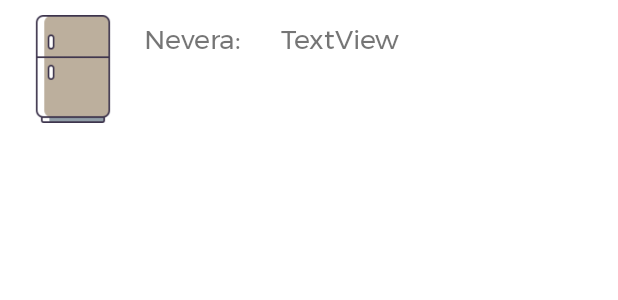
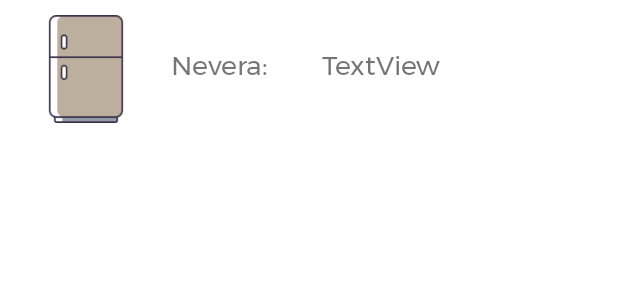
Before and after one commit to kb079/Proyecto-IoT-Android, an Android app: the layout fridges_element.xml on its own in the app's theme, with its tools: preview values and no code run, on a phone screen of 412 x 824 dp. Shown: the top 300 px of the screen. Run offline under Robolectric (Android 15) with nearby library versions, the phone set to English and light mode, and no system bars.

Commit message:
Mejoras visuales menores

```diff
--- a/app/src/main/java/com/myfridge/app/manager/fridge/ItemAdapter.java
+++ b/app/src/main/java/com/myfridge/app/manager/fridge/ItemAdapter.java
@@ -139,7 +139,7 @@ public class ItemAdapter extends RecyclerView.Adapter<ItemAdapter.ItemHolder> im
                 }
 
                 holder.binding.itemQty.setText("" + item.getQty());
-                holder.binding.group.setVisibility(View.VISIBLE);
+                //holder.binding.group.setVisibility(View.VISIBLE);
             }
         });
     }
--- a/app/src/main/res/layout/fragment_contentfridge.xml
+++ b/app/src/main/res/layout/fragment_contentfridge.xml
@@ -40,7 +40,9 @@
         android:layout_marginBottom="28dp"
         android:clickable="true"
         android:src="@drawable/escaneo_de_codigo_qr"
+        app:backgroundTint="@color/blue_primary"
         app:layout_constraintBottom_toBottomOf="parent"
-        app:layout_constraintEnd_toEndOf="parent" />
+        app:layout_constraintEnd_toEndOf="parent"
+        app:rippleColor="@color/white" />
 
 </androidx.constraintlayout.widget.ConstraintLayout>
--- a/app/src/main/res/layout/fragment_fridgelist.xml
+++ b/app/src/main/res/layout/fragment_fridgelist.xml
@@ -66,6 +66,7 @@
         android:padding="15dp"
         android:text="AÑADIR NEVERA"
         app:icon="@drawable/anyadir_icon"
+        app:rippleColor="@color/white"
         app:iconPadding="5dp"
         app:iconTint="@color/white"
         app:layout_constraintEnd_toEndOf="parent"
@@ -79,8 +80,10 @@
         android:layout_gravity="bottom|end"
         android:layout_marginEnd="28dp"
         android:layout_marginBottom="28dp"
+        app:backgroundTint="@color/blue_primary"
         app:layout_constraintBottom_toBottomOf="parent"
         app:layout_constraintEnd_toEndOf="parent"
+        app:rippleColor="@color/white"
         app:srcCompat="@android:drawable/ic_input_add" />
 
     <androidx.recyclerview.widget.RecyclerView
--- a/app/src/main/res/layout/fridges_element.xml
+++ b/app/src/main/res/layout/fridges_element.xml
@@ -14,32 +14,31 @@
         android:layout_height="34dp"
         android:text="TextView"
         android:textSize="18sp"
-        app:layout_constraintBottom_toBottomOf="parent"
+        app:layout_constraintBottom_toBottomOf="@+id/textView5"
         app:layout_constraintEnd_toEndOf="parent"
-        app:layout_constraintHorizontal_bias="0.806"
-        app:layout_constraintStart_toStartOf="parent"
-        app:layout_constraintTop_toTopOf="parent"
-        app:layout_constraintVertical_bias="0.052" />
+        app:layout_constraintHorizontal_bias="0.5"
+        app:layout_constraintStart_toEndOf="@+id/textView5"
+        app:layout_constraintTop_toTopOf="@+id/textView5" />
 
     <TextView
+        android:id="@+id/textView5"
         android:layout_width="82dp"
         android:layout_height="34dp"
         android:text="Nevera:"
         android:textSize="18sp"
-        app:layout_constraintBottom_toBottomOf="parent"
-        app:layout_constraintEnd_toEndOf="parent"
-        app:layout_constraintHorizontal_bias="0.291"
-        app:layout_constraintStart_toStartOf="parent"
-        app:layout_constraintTop_toTopOf="parent"
-        app:layout_constraintVertical_bias="0.052" />
+        app:layout_constraintBottom_toBottomOf="@+id/imageView"
+        app:layout_constraintEnd_toStartOf="@+id/fridgeName"
+        app:layout_constraintHorizontal_bias="0.5"
+        app:layout_constraintStart_toEndOf="@+id/imageView"
+        app:layout_constraintTop_toTopOf="@+id/imageView" />
 
     <ImageView
         android:id="@+id/imageView"
         android:layout_width="77dp"
         android:layout_height="72dp"
         app:layout_constraintBottom_toBottomOf="parent"
-        app:layout_constraintEnd_toEndOf="parent"
-        app:layout_constraintHorizontal_bias="0.029"
+        app:layout_constraintEnd_toStartOf="@+id/textView5"
+        app:layout_constraintHorizontal_bias="0.5"
         app:layout_constraintStart_toStartOf="parent"
         app:layout_constraintTop_toTopOf="parent"
         app:layout_constraintVertical_bias="1.0"
```
Also changed, not shown: app/src/main/res/layout/fridges_item.xml (+26 -44 lines).
